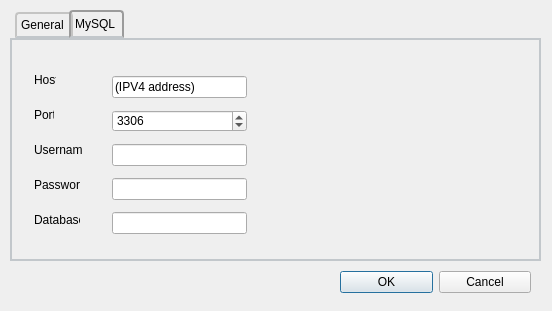
Qt form USBNinjaGUI/settingsdialog.ui (gfoudree/usbninja) before a commit.
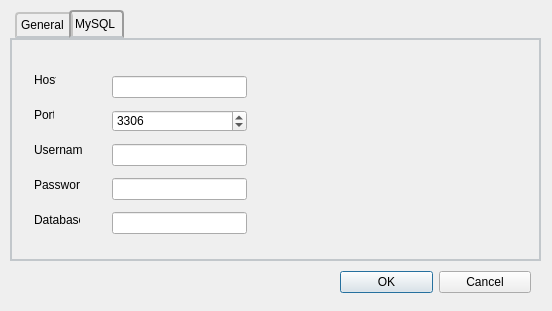
The same form after that commit. The open tabs and pages were chosen to show the change. Icons and pictures are not drawn.

Diff of the .ui file:
```diff
--- a/USBNinjaGUI/settingsdialog.ui
+++ b/USBNinjaGUI/settingsdialog.ui
@@ -180,7 +180,7 @@
       <string>Database</string>
      </property>
     </widget>
-    <widget class="QWidget" name="">
+    <widget class="QWidget" name="layoutWidget">
      <property name="geometry">
       <rect>
        <x>100</x>
@@ -193,7 +193,7 @@
       <item>
        <widget class="QLineEdit" name="lineEdit">
         <property name="text">
-         <string>(IPV4 address)</string>
+         <string/>
         </property>
         <property name="maxLength">
          <number>35</number>
@@ -226,7 +226,7 @@
     </widget>
    </widget>
   </widget>
-  <widget class="QWidget" name="">
+  <widget class="QWidget" name="layoutWidget">
    <property name="geometry">
     <rect>
      <x>340</x>
```
Left out of the diff: 12 changed lines with no effect on the pictures.
